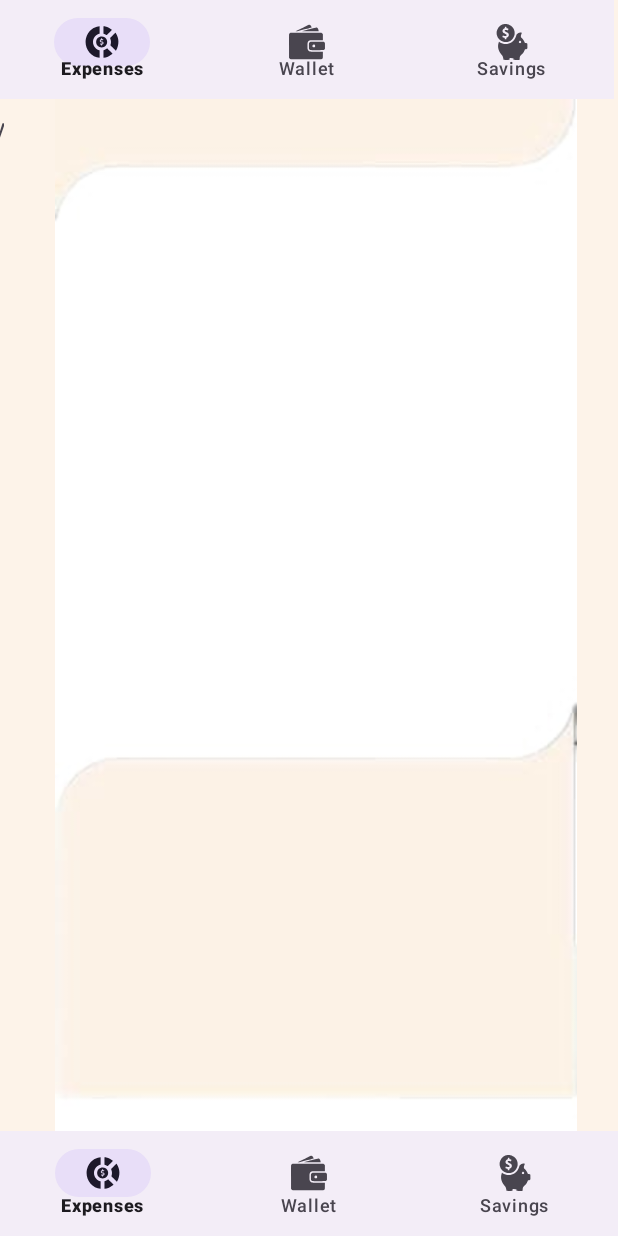
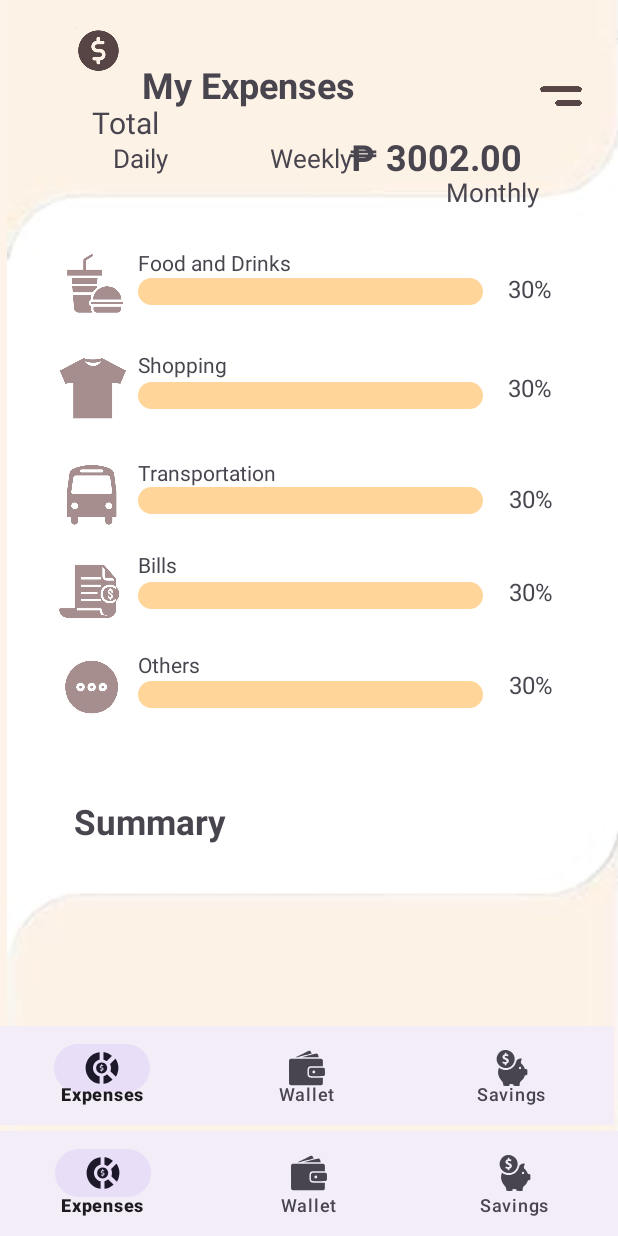
Before and after one commit to SeanMegusean/MoneyGer-on-progress, an Android app: the fragment Expenses placed in its activity, on a phone screen of 412 x 824 dp. Run offline under Robolectric (Android 15) with nearby library versions, the phone set to English and light mode, and no system bars; our stand-ins replace sdp/ssp sizes.

```diff
--- a/app/src/main/res/layout/fragment_expenses.xml
+++ b/app/src/main/res/layout/fragment_expenses.xml
@@ -9,9 +9,9 @@
     tools:context="com.is101.moneyger.Activities.Expenses">
 
     <ImageView
-        android:id="@+id/imageView20"
-        android:layout_width="421dp"
-        android:layout_height="match_parent"
+        android:id="@+id/imageView16"
+        android:layout_width="420dp"
+        android:layout_height="889dp"
         android:src="@drawable/download" />
 
     <androidx.constraintlayout.widget.ConstraintLayout
@@ -23,87 +23,106 @@
             android:layout_width="64dp"
             android:layout_height="60dp"
             android:src="@drawable/expense"
-            tools:layout_editor_absoluteX="14dp"
-            tools:layout_editor_absoluteY="9dp" />
+            app:layout_constraintBottom_toTopOf="@+id/textView16"
+            app:layout_constraintEnd_toStartOf="@+id/textView"
+            app:layout_constraintHorizontal_bias="1.0"
+            app:layout_constraintStart_toStartOf="@+id/textView16"
+            app:layout_constraintTop_toTopOf="@+id/imageView10"
+            app:layout_constraintVertical_bias="1.0" />
 
         <TextView
             android:id="@+id/textView28"
             android:layout_width="wrap_content"
             android:layout_height="wrap_content"
-            android:layout_marginEnd="236dp"
+            android:layout_marginStart="75dp"
+            android:layout_marginEnd="68dp"
+            android:layout_marginBottom="20dp"
             android:text="Daily"
             android:textSize="17sp"
-            app:layout_constraintBottom_toBottomOf="@+id/textView29"
-            app:layout_constraintEnd_toEndOf="@+id/textView19"
-            app:layout_constraintTop_toBottomOf="@+id/textView"
-            app:layout_constraintVertical_bias="1.0" />
+            app:layout_constraintBottom_toTopOf="@+id/constraintLayout"
+            app:layout_constraintEnd_toStartOf="@+id/textView29"
+            app:layout_constraintHorizontal_bias="1.0"
+            app:layout_constraintStart_toStartOf="@+id/constraintLayout" />
 
         <TextView
             android:id="@+id/textView29"
             android:layout_width="wrap_content"
             android:layout_height="wrap_content"
-            android:layout_marginTop="40dp"
-            android:layout_marginEnd="112dp"
+            android:layout_marginStart="180dp"
+            android:layout_marginBottom="20dp"
             android:text="Weekly"
             android:textSize="17sp"
-            app:layout_constraintEnd_toEndOf="@+id/textView30"
-            app:layout_constraintTop_toBottomOf="@+id/textView19" />
+            app:layout_constraintBottom_toTopOf="@+id/constraintLayout"
+            app:layout_constraintEnd_toStartOf="@+id/textView30"
+            app:layout_constraintHorizontal_bias="0.0"
+            app:layout_constraintStart_toStartOf="@+id/constraintLayout" />
 
         <TextView
             android:id="@+id/textView30"
             android:layout_width="wrap_content"
             android:layout_height="wrap_content"
+            android:layout_marginStart="64dp"
             android:text="Monthly"
             android:textSize="17sp"
             app:layout_constraintBottom_toTopOf="@+id/constraintLayout"
-            app:layout_constraintEnd_toEndOf="@+id/textView19"
-            app:layout_constraintHorizontal_bias="1.0"
             app:layout_constraintStart_toStartOf="@+id/textView19"
             app:layout_constraintTop_toBottomOf="@+id/textView19"
-            app:layout_constraintVertical_bias="0.754" />
+            app:layout_constraintVertical_bias="0.692" />
 
         <TextView
             android:id="@+id/textView"
             android:layout_width="wrap_content"
             android:layout_height="wrap_content"
             android:layout_gravity="center"
-            android:layout_marginTop="16dp"
+            android:layout_marginStart="36dp"
+            android:layout_marginTop="40dp"
             android:text="My Expenses"
+
             android:textSize="24sp"
             android:textStyle="bold"
-
-            app:layout_constraintTop_toTopOf="parent"
-            tools:layout_editor_absoluteX="85dp" />
+            app:layout_constraintEnd_toStartOf="@+id/textView19"
+            app:layout_constraintStart_toStartOf="@+id/textView16"
+            app:layout_constraintTop_toTopOf="parent" />
 
         <TextView
             android:id="@+id/textView16"
             android:layout_width="56dp"
             android:layout_height="37dp"
 
+            android:layout_marginEnd="116dp"
             android:text="Total"
             android:textSize="20sp"
-
-            tools:layout_editor_absoluteX="59dp"
-            tools:layout_editor_absoluteY="69dp" />
+            app:layout_constraintBottom_toTopOf="@+id/textView28"
+            app:layout_constraintEnd_toStartOf="@+id/textView19"
+            app:layout_constraintHorizontal_bias="1.0"
+            app:layout_constraintStart_toStartOf="parent"
+            app:layout_constraintTop_toBottomOf="@+id/textView"
+            app:layout_constraintVertical_bias="0.285" />
 
         <TextView
             android:id="@+id/textView19"
             android:layout_width="wrap_content"
             android:layout_height="wrap_content"
+            android:layout_marginTop="88dp"
+            android:layout_marginEnd="4dp"
             android:text="₱ 3002.00"
+
             android:textSize="24sp"
             android:textStyle="bold"
-
-            tools:layout_editor_absoluteX="227dp"
-            tools:layout_editor_absoluteY="69dp" />
+            app:layout_constraintEnd_toStartOf="@+id/imageView10"
+            app:layout_constraintTop_toTopOf="parent" />
 
         <ImageView
             android:id="@+id/imageView10"
             android:layout_width="44dp"
             android:layout_height="48dp"
             android:src="@drawable/menu__d15422c_"
-            tools:layout_editor_absoluteX="340dp"
-            tools:layout_editor_absoluteY="16dp" />
+            app:layout_constraintBottom_toTopOf="@+id/textView19"
+            app:layout_constraintEnd_toEndOf="parent"
+            app:layout_constraintHorizontal_bias="0.956"
+            app:layout_constraintStart_toStartOf="parent"
+            app:layout_constraintTop_toTopOf="@+id/textView"
+            app:layout_constraintVertical_bias="1.0" />
 
         <androidx.constraintlayout.widget.ConstraintLayout
             android:id="@+id/constraintLayout"
@@ -111,189 +130,265 @@
             android:layout_height="442dp"
             app:layout_constraintBottom_toTopOf="@+id/bottomNavigationView2"
             app:layout_constraintEnd_toEndOf="parent"
-            app:layout_constraintHorizontal_bias="0.666"
+            app:layout_constraintHorizontal_bias="0.0"
             app:layout_constraintStart_toStartOf="parent"
             app:layout_constraintTop_toTopOf="@+id/textView"
-            app:layout_constraintVertical_bias="0.438">
+            app:layout_constraintVertical_bias="0.481">
 
             <ImageView
                 android:id="@+id/imageView15"
                 android:layout_width="50dp"
                 android:layout_height="50dp"
+                android:layout_marginStart="36dp"
                 android:src="@drawable/foodanddrinks"
-                tools:layout_editor_absoluteX="36dp"
-                tools:layout_editor_absoluteY="16dp" />
+                app:layout_constraintBottom_toTopOf="@+id/imageView12"
+                app:layout_constraintEnd_toStartOf="@+id/progressBar"
+                app:layout_constraintHorizontal_bias="0.214"
+                app:layout_constraintStart_toStartOf="parent"
+                app:layout_constraintTop_toTopOf="@+id/textView20"
+                app:layout_constraintVertical_bias="0.0" />
 
             <ProgressBar
                 android:id="@+id/progressBar"
                 style="?android:attr/progressBarStyleHorizontal"
                 android:layout_width="230dp"
-                android:layout_height="20dp"
+                android:layout_height="18dp"
+                android:layout_marginTop="48dp"
                 android:indeterminateDrawable="@drawable/progress_bar_background"
                 android:progressDrawable="@drawable/progress_bar_background"
-                tools:layout_editor_absoluteX="101dp"
-                tools:layout_editor_absoluteY="37dp" />
+                app:layout_constraintEnd_toEndOf="@+id/progressBar3"
+                app:layout_constraintStart_toStartOf="@+id/progressBar3"
+                app:layout_constraintTop_toTopOf="parent" />
 
             <TextView
                 android:id="@+id/textView20"
                 android:layout_width="wrap_content"
                 android:layout_height="wrap_content"
+                android:layout_marginTop="28dp"
                 android:text="Food and Drinks"
-                tools:layout_editor_absoluteX="101dp"
-                tools:layout_editor_absoluteY="16dp" />
+                app:layout_constraintStart_toStartOf="@+id/progressBar"
+                app:layout_constraintTop_toTopOf="parent" />
 
             <ImageView
                 android:id="@+id/imageView12"
                 android:layout_width="50dp"
                 android:layout_height="50dp"
+                android:layout_marginTop="96dp"
                 android:src="@drawable/shopping"
-                tools:layout_editor_absoluteX="36dp"
-                tools:layout_editor_absoluteY="92dp" />
+                app:layout_constraintBottom_toTopOf="@+id/imageView4"
+                app:layout_constraintEnd_toStartOf="@+id/textView21"
+                app:layout_constraintHorizontal_bias="0.88"
+                app:layout_constraintStart_toStartOf="parent"
+                app:layout_constraintTop_toTopOf="parent"
+                app:layout_constraintVertical_bias="0.0" />
 
             <TextView
                 android:id="@+id/textView21"
                 android:layout_width="wrap_content"
                 android:layout_height="wrap_content"
                 android:text="Shopping"
-                tools:layout_editor_absoluteX="102dp"
-                tools:layout_editor_absoluteY="92dp" />
+                app:layout_constraintStart_toStartOf="@+id/progressBar3"
+                app:layout_constraintTop_toTopOf="@+id/imageView12" />
 
             <ProgressBar
                 android:id="@+id/progressBar3"
                 style="?android:attr/progressBarStyleHorizontal"
                 android:layout_width="230dp"
-                android:layout_height="20dp"
+                android:layout_height="18dp"
+                android:layout_marginBottom="52dp"
                 android:progressDrawable="@drawable/progress_bar_background"
-                tools:layout_editor_absoluteX="102dp"
-                tools:layout_editor_absoluteY="113dp" />
+                app:layout_constraintBottom_toTopOf="@+id/progressBar4"
+                app:layout_constraintEnd_toEndOf="@+id/progressBar4"
+                app:layout_constraintHorizontal_bias="0.0"
+                app:layout_constraintStart_toStartOf="@+id/progressBar4" />
 
             <ImageView
                 android:id="@+id/imageView4"
                 android:layout_width="50dp"
                 android:layout_height="50dp"
+                android:layout_marginTop="168dp"
                 android:src="@drawable/transportation"
-                tools:layout_editor_absoluteX="35dp"
-                tools:layout_editor_absoluteY="172dp" />
+                app:layout_constraintEnd_toStartOf="@+id/textView22"
+                app:layout_constraintHorizontal_bias="0.857"
+                app:layout_constraintStart_toStartOf="parent"
+                app:layout_constraintTop_toTopOf="parent" />
 
             <ProgressBar
                 android:id="@+id/progressBar4"
                 style="?android:attr/progressBarStyleHorizontal"
                 android:layout_width="230dp"
-                android:layout_height="20dp"
+                android:layout_height="18dp"
                 android:progressDrawable="@drawable/progress_bar_background"
-                tools:layout_editor_absoluteX="102dp"
-                tools:layout_editor_absoluteY="193dp" />
+                app:layout_constraintEnd_toEndOf="@+id/progressBar5"
+                app:layout_constraintStart_toStartOf="@+id/progressBar5"
+                app:layout_constraintTop_toBottomOf="@+id/textView22" />
 
             <TextView
                 android:id="@+id/textView22"
                 android:layout_width="wrap_content"
                 android:layout_height="wrap_content"
+                android:layout_marginTop="168dp"
                 android:text="Transportation"
-                tools:layout_editor_absoluteX="101dp"
-                tools:layout_editor_absoluteY="172dp" />
+                app:layout_constraintBottom_toBottomOf="@+id/imageView4"
+                app:layout_constraintStart_toStartOf="@+id/progressBar4"
+                app:layout_constraintTop_toTopOf="parent"
+                app:layout_constraintVertical_bias="0.0" />
 
             <ImageView
                 android:id="@+id/imageView14"
                 android:layout_width="50dp"
                 android:layout_height="50dp"
+                android:layout_marginStart="36dp"
+                android:layout_marginTop="16dp"
                 android:src="@drawable/bills"
-                tools:layout_editor_absoluteX="36dp"
-                tools:layout_editor_absoluteY="256dp" />
+                app:layout_constraintStart_toStartOf="parent"
+                app:layout_constraintTop_toBottomOf="@+id/imageView4" />
 
             <ProgressBar
                 android:id="@+id/progressBar5"
                 style="?android:attr/progressBarStyleHorizontal"
                 android:layout_width="230dp"
-                android:layout_height="20dp"
+                android:layout_height="18dp"
+                android:layout_marginTop="21dp"
                 android:progressDrawable="@drawable/progress_bar_background"
-                tools:layout_editor_absoluteX="101dp"
-                tools:layout_editor_absoluteY="277dp" />
+                app:layout_constraintBottom_toTopOf="@+id/textView25"
+                app:layout_constraintEnd_toEndOf="@+id/progressBar6"
+                app:layout_constraintHorizontal_bias="0.0"
+                app:layout_constraintStart_toStartOf="@+id/progressBar6"
+                app:layout_constraintTop_toTopOf="@+id/textView23"
+                app:layout_constraintVertical_bias="0.0" />
 
             <TextView
                 android:id="@+id/textView23"
                 android:layout_width="wrap_content"
                 android:layout_height="wrap_content"
+                android:layout_marginTop="24dp"
                 android:text="Bills"
-                tools:layout_editor_absoluteX="102dp"
-                tools:layout_editor_absoluteY="256dp" />
+                app:layout_constraintStart_toStartOf="@+id/progressBar5"
+                app:layout_constraintTop_toBottomOf="@+id/progressBar4" />
 
             <ImageView
                 android:id="@+id/imageView13"
                 android:layout_width="50dp"
                 android:layout_height="50dp"
                 android:src="@drawable/other"
-                tools:layout_editor_absoluteX="35dp"
-                tools:layout_editor_absoluteY="336dp" />
+                app:layout_constraintBottom_toBottomOf="parent"
+                app:layout_constraintEnd_toStartOf="@+id/progressBar6"
+                app:layout_constraintHorizontal_bias="0.857"
+                app:layout_constraintStart_toStartOf="parent"
+                app:layout_constraintTop_toBottomOf="@+id/imageView4"
+                app:layout_constraintVertical_bias="0.448" />
 
             <ProgressBar
                 android:id="@+id/progressBar6"
                 style="?android:attr/progressBarStyleHorizontal"
                 android:layout_width="230dp"
-                android:layout_height="20dp"
+                android:layout_height="18dp"
+                android:layout_marginStart="92dp"
                 android:progressDrawable="@drawable/progress_bar_background"
-                tools:layout_editor_absoluteX="101dp"
-                tools:layout_editor_absoluteY="357dp" />
+                app:layout_constraintBottom_toBottomOf="parent"
+                app:layout_constraintStart_toStartOf="parent"
+                app:layout_constraintTop_toBottomOf="@+id/progressBar5"
+                app:layout_constraintVertical_bias="0.307" />
 
             <TextView
                 android:id="@+id/textView25"
                 android:layout_width="wrap_content"
                 android:layout_height="wrap_content"
+                android:layout_marginTop="12dp"
                 android:text="Others"
-                tools:layout_editor_absoluteX="101dp"
-                tools:layout_editor_absoluteY="336dp" />
+                app:layout_constraintEnd_toEndOf="@+id/progressBar6"
+                app:layout_constraintHorizontal_bias="0.0"
+                app:layout_constraintStart_toStartOf="@+id/progressBar6"
+                app:layout_constraintTop_toBottomOf="@+id/imageView14" />
 
             <androidx.constraintlayout.widget.ConstraintLayout
-                android:layout_width="49dp"
-                android:layout_height="346dp"
-                tools:layout_editor_absoluteX="349dp"
-                tools:layout_editor_absoluteY="31dp">
+                android:id="@+id/constraintLayout3"
+                android:layout_width="37dp"
+
+                android:layout_height="302dp"
+                app:layout_constraintBottom_toBottomOf="parent"
+                app:layout_constraintEnd_toEndOf="parent"
+                app:layout_constraintHorizontal_bias="0.236"
+                app:layout_constraintStart_toEndOf="@+id/progressBar4"
+                app:layout_constraintTop_toTopOf="parent"
+                app:layout_constraintVertical_bias="0.314">
 
                 <TextView
                     android:id="@+id/textView39"
                     android:layout_width="wrap_content"
                     android:layout_height="wrap_content"
+                    android:layout_marginBottom="16dp"
                     android:text="30%"
                     android:textSize="16sp"
-                    tools:layout_editor_absoluteX="2dp"
-                    tools:layout_editor_absoluteY="324dp" />
+                    app:layout_constraintBottom_toBottomOf="parent"
+                    app:layout_constraintEnd_toEndOf="parent"
+                    app:layout_constraintHorizontal_bias="0.571"
+                    app:layout_constraintStart_toStartOf="parent" />
 
                 <TextView
                     android:id="@+id/textView38"
                     android:layout_width="wrap_content"
                     android:layout_height="wrap_content"
+                    android:layout_marginBottom="40dp"
                     android:text="30%"
                     android:textSize="16sp"
-                    tools:layout_editor_absoluteX="2dp"
-                    tools:layout_editor_absoluteY="245dp" />
+                    app:layout_constraintBottom_toTopOf="@+id/textView39"
+                    app:layout_constraintEnd_toEndOf="parent"
+                    app:layout_constraintHorizontal_bias="0.571"
+                    app:layout_constraintStart_toStartOf="parent" />
 
                 <TextView
                     android:id="@+id/textView36"
                     android:layout_width="wrap_content"
                     android:layout_height="wrap_content"
+                    android:layout_marginStart="4dp"
+                    android:layout_marginBottom="57dp"
                     android:text="30%"
                     android:textSize="16sp"
-                    tools:layout_editor_absoluteX="2dp"
-                    tools:layout_editor_absoluteY="1dp" />
+                    app:layout_constraintBottom_toTopOf="@+id/textView34"
+                    app:layout_constraintStart_toStartOf="parent"
+                    app:layout_constraintTop_toTopOf="parent"
+                    app:layout_constraintVertical_bias="0.0" />
 
                 <TextView
                     android:id="@+id/textView34"
                     android:layout_width="wrap_content"
                     android:layout_height="wrap_content"
+                    android:layout_marginStart="4dp"
+                    android:layout_marginBottom="52dp"
                     android:text="30%"
                     android:textSize="16sp"
-                    tools:layout_editor_absoluteX="2dp"
-                    tools:layout_editor_absoluteY="80dp" />
+                    app:layout_constraintBottom_toTopOf="@+id/textView37"
+                    app:layout_constraintStart_toStartOf="parent" />
 
                 <TextView
                     android:id="@+id/textView37"
                     android:layout_width="wrap_content"
                     android:layout_height="wrap_content"
+                    android:layout_marginBottom="40dp"
                     android:text="30%"
                     android:textSize="16sp"
-                    tools:layout_editor_absoluteX="2dp"
-                    tools:layout_editor_absoluteY="162dp" />
+                    app:layout_constraintBottom_toTopOf="@+id/textView38"
+                    app:layout_constraintEnd_toEndOf="parent"
+                    app:layout_constraintHorizontal_bias="0.571"
+                    app:layout_constraintStart_toStartOf="parent" />
 
             </androidx.constraintlayout.widget.ConstraintLayout>
+
+            <TextView
+                android:id="@+id/textView44"
+                android:layout_width="wrap_content"
+                android:layout_height="wrap_content"
+                android:text="Summary"
+                android:textSize="@dimen/_18sdp"
+                android:textStyle="bold"
+                app:layout_constraintBottom_toBottomOf="parent"
+                app:layout_constraintEnd_toEndOf="parent"
+                app:layout_constraintHorizontal_bias="0.159"
+                app:layout_constraintStart_toStartOf="parent"
+                app:layout_constraintTop_toBottomOf="@+id/imageView13"
+                app:layout_constraintVertical_bias="0.753" />
 
         </androidx.constraintlayout.widget.ConstraintLayout>
 
@@ -301,25 +396,12 @@
             android:id="@+id/bottomNavigationView2"
             android:layout_width="409dp"
             android:layout_height="66dp"
-            app:menu="@menu/bottom_nav_menu"
-            tools:layout_editor_absoluteX="1dp"
-            tools:layout_editor_absoluteY="825dp"/>
-
-        <TextView
-            android:id="@+id/textView44"
-            android:layout_width="wrap_content"
-            android:layout_height="wrap_content"
-            android:text="Summary"
-            android:textSize="@dimen/_18sdp"
-            android:textStyle="bold"
-            tools:layout_editor_absoluteX="46dp"
-            tools:layout_editor_absoluteY="616dp" />
+            android:layout_marginBottom="4dp"
+            app:layout_constraintBottom_toBottomOf="parent"
+            app:layout_constraintStart_toStartOf="@+id/constraintLayout"
+            app:menu="@menu/bottom_nav_menu" />
 
     </androidx.constraintlayout.widget.ConstraintLayout>
 
-    <Space
-        android:layout_width="wrap_content"
-        android:layout_height="wrap_content" />
-
 
 </FrameLayout>
```
